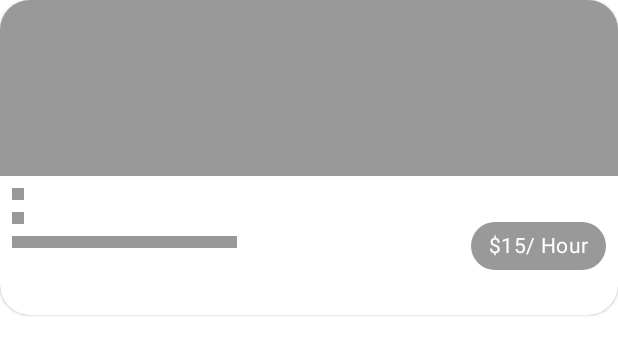
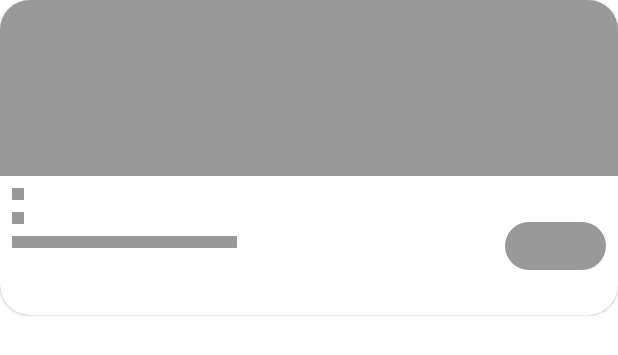
Before and after one commit to hadys7s/SportsMates, an Android app: the layout shimmer1_list.xml on its own in the app's theme, with its tools: preview values and no code run, on a phone screen of 412 x 824 dp. Shown: the top 355 px of the screen. Run offline under Robolectric (Android 15) with nearby library versions, the phone set to English and light mode, and no system bars.

Commit message:
- adjust shimmer

```diff
--- a/app/src/main/res/layout/shimmer1_list.xml
+++ b/app/src/main/res/layout/shimmer1_list.xml
@@ -66,7 +66,7 @@
             app:layout_constraintBottom_toBottomOf="parent"
             app:layout_constraintEnd_toEndOf="parent"
             app:layout_constraintTop_toBottomOf="@+id/partnerImage"
-            tools:text="$15/ Hour" />
+            android:text="            " />
 
         <androidx.constraintlayout.widget.Guideline
             android:id="@+id/guideline"
```
Also changed, not shown: app/src/main/res/layout/shimmer2_list.xml (+0 -10 lines).
